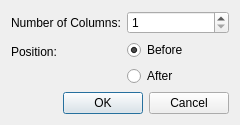
The window that scribus/ui/inserttablecolumnsdialog.ui (scribusproject/scribus) describes before a commit, drawn with Qt 5.
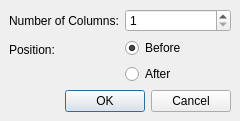
The same window after the commit.

Commit message: #16456: Unify margins and spacing for dialogs, set 4 <bubu>

```diff
--- a/scribus/ui/inserttablecolumnsdialog.ui
+++ b/scribus/ui/inserttablecolumnsdialog.ui
@@ -17,6 +17,18 @@
    <bool>true</bool>
   </property>
   <layout class="QVBoxLayout" name="verticalLayout_2">
+   <property name="leftMargin">
+    <number>9</number>
+   </property>
+   <property name="topMargin">
+    <number>9</number>
+   </property>
+   <property name="rightMargin">
+    <number>9</number>
+   </property>
+   <property name="bottomMargin">
+    <number>9</number>
+   </property>
    <item>
     <layout class="QFormLayout" name="formLayout">
      <item row="0" column="0">
```
The commit also changes 7 other files.
